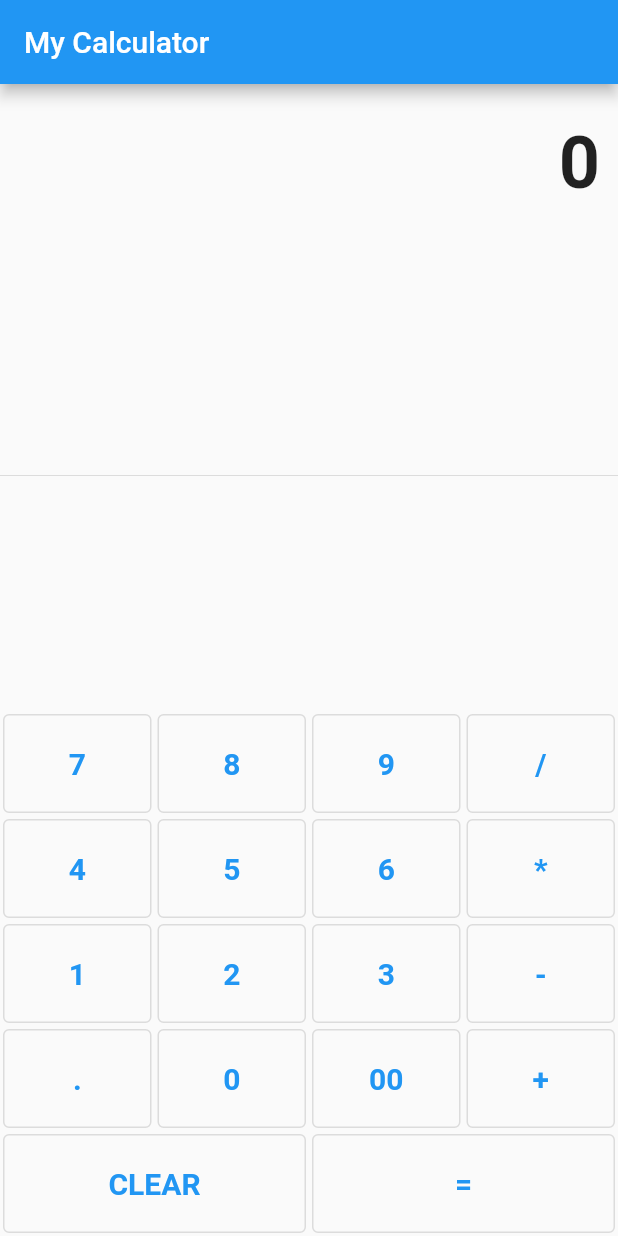
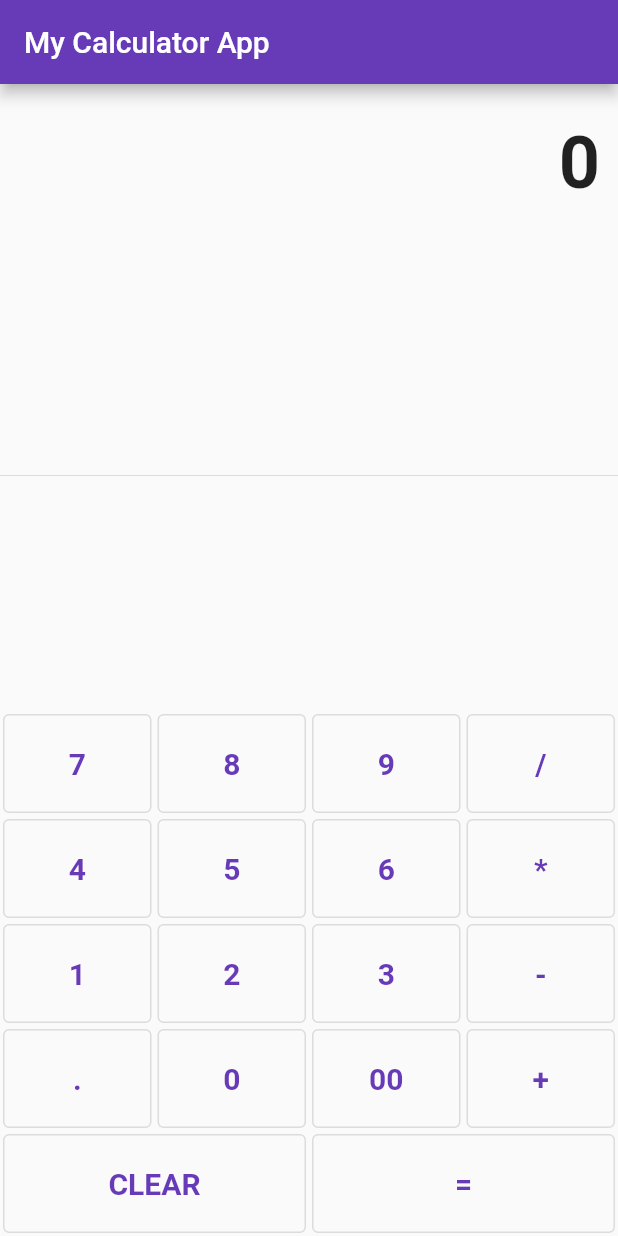
Before and after one commit to DanielBryte/flutter_calculator_app, a Flutter app: the screen it shows after launch, on a phone screen of 412 x 824 dp. Run offline on Flutter 3.47's test engine with Material 2 defaults, Android fonts, the phone set to English and light mode, and no system bars.

Commit message:
style: change theme color

```diff
--- a/lib/main.dart
+++ b/lib/main.dart
@@ -10,8 +10,8 @@ class MyApp extends StatelessWidget {
     return MaterialApp(
         title: 'Calculator App',
         debugShowCheckedModeBanner: false,
-        theme: ThemeData(primarySwatch: Colors.blue),
-        home: MyHomePage(title: 'My Calculator'));
+        theme: ThemeData(primarySwatch: Colors.deepPurple),
+        home: MyHomePage(title: 'My Calculator App'));
   }
 }
 
@@ -147,7 +147,7 @@ if(buttonText == "CLEAR"){
                 ),
                 new Row(children: [
                   buildButton("CLEAR"),
-                  buildButton("="),
+                  buildButton("=",),
                 ])
               ],
             )
```
